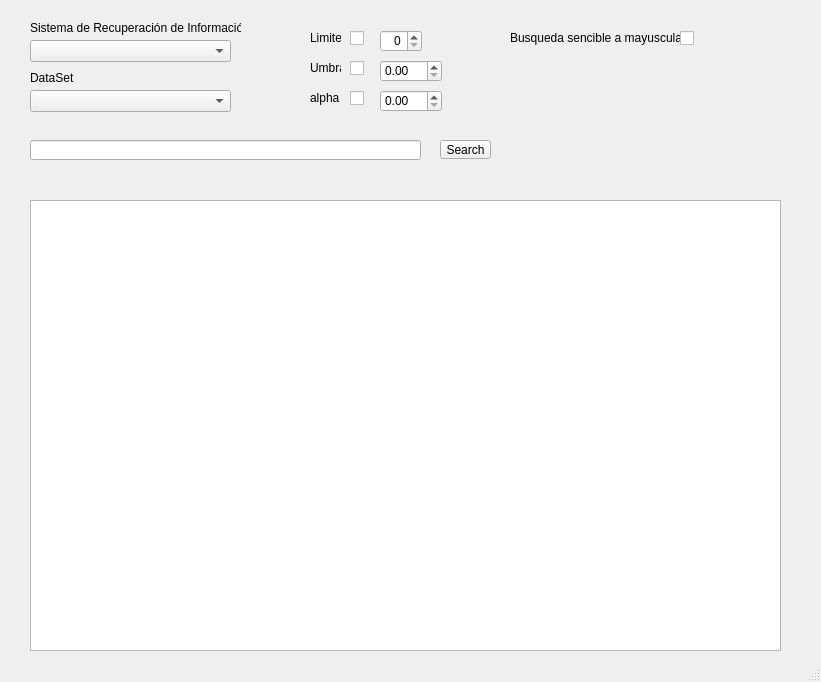
This is src/visualUI.ui in dfiallo35/sri as Qt 5 draws it before an edit. The edited form follows.
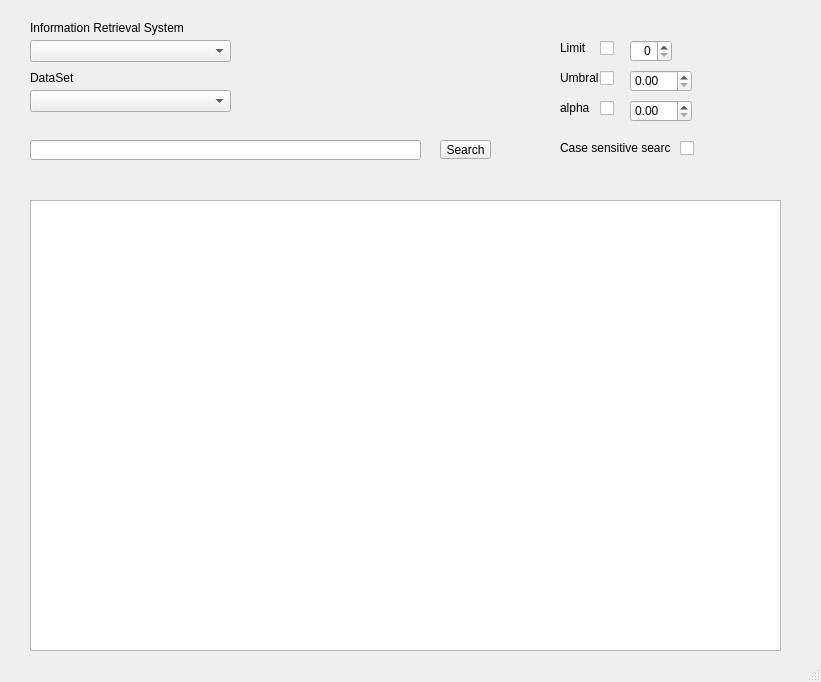
This is the edited form.

```diff
--- a/src/visualUI.ui
+++ b/src/visualUI.ui
@@ -69,7 +69,7 @@
      </rect>
     </property>
     <property name="text">
-     <string>Sistema de Recuperación de Información</string>
+     <string>Information Retrieval System</string>
     </property>
    </widget>
    <widget class="QLabel" name="label_2">
@@ -88,8 +88,8 @@
    <widget class="QSpinBox" name="lim">
     <property name="geometry">
      <rect>
-      <x>380</x>
-      <y>30</y>
+      <x>630</x>
+      <y>40</y>
       <width>42</width>
       <height>22</height>
      </rect>
@@ -104,8 +104,8 @@
    <widget class="QDoubleSpinBox" name="umbral">
     <property name="geometry">
      <rect>
-      <x>380</x>
-      <y>60</y>
+      <x>630</x>
+      <y>70</y>
       <width>62</width>
       <height>22</height>
      </rect>
@@ -120,22 +120,22 @@
    <widget class="QLabel" name="label_3">
     <property name="geometry">
      <rect>
-      <x>310</x>
-      <y>30</y>
+      <x>560</x>
+      <y>40</y>
       <width>31</width>
       <height>16</height>
      </rect>
     </property>
     <property name="text">
-     <string>Limite</string>
+     <string>Limit</string>
     </property>
    </widget>
    <widget class="QLabel" name="label_4">
     <property name="geometry">
      <rect>
-      <x>310</x>
-      <y>60</y>
-      <width>31</width>
+      <x>560</x>
+      <y>70</y>
+      <width>41</width>
       <height>16</height>
      </rect>
     </property>
@@ -146,8 +146,8 @@
    <widget class="QCheckBox" name="limCheck">
     <property name="geometry">
      <rect>
-      <x>350</x>
-      <y>30</y>
+      <x>600</x>
+      <y>40</y>
       <width>16</width>
       <height>17</height>
      </rect>
@@ -159,8 +159,8 @@
    <widget class="QCheckBox" name="umbralCheck">
     <property name="geometry">
      <rect>
-      <x>350</x>
-      <y>60</y>
+      <x>600</x>
+      <y>70</y>
       <width>16</width>
       <height>17</height>
      </rect>
@@ -190,8 +190,8 @@
    <widget class="QLabel" name="label_5">
     <property name="geometry">
      <rect>
-      <x>310</x>
-      <y>90</y>
+      <x>560</x>
+      <y>100</y>
       <width>31</width>
       <height>16</height>
      </rect>
@@ -203,8 +203,8 @@
    <widget class="QCheckBox" name="alphaCheck">
     <property name="geometry">
      <rect>
-      <x>350</x>
-      <y>90</y>
+      <x>600</x>
+      <y>100</y>
       <width>16</width>
       <height>17</height>
      </rect>
@@ -216,21 +216,21 @@
    <widget class="QLabel" name="label_6">
     <property name="geometry">
      <rect>
-      <x>510</x>
-      <y>30</y>
-      <width>171</width>
+      <x>560</x>
+      <y>140</y>
+      <width>111</width>
       <height>16</height>
      </rect>
     </property>
     <property name="text">
-     <string>Busqueda sencible a mayusculas</string>
+     <string>Case sensitive search</string>
     </property>
    </widget>
    <widget class="QDoubleSpinBox" name="alpha">
     <property name="geometry">
      <rect>
-      <x>380</x>
-      <y>90</y>
+      <x>630</x>
+      <y>100</y>
       <width>62</width>
       <height>22</height>
      </rect>
@@ -246,7 +246,7 @@
     <property name="geometry">
      <rect>
       <x>680</x>
-      <y>30</y>
+      <y>140</y>
       <width>16</width>
       <height>17</height>
      </rect>
```
